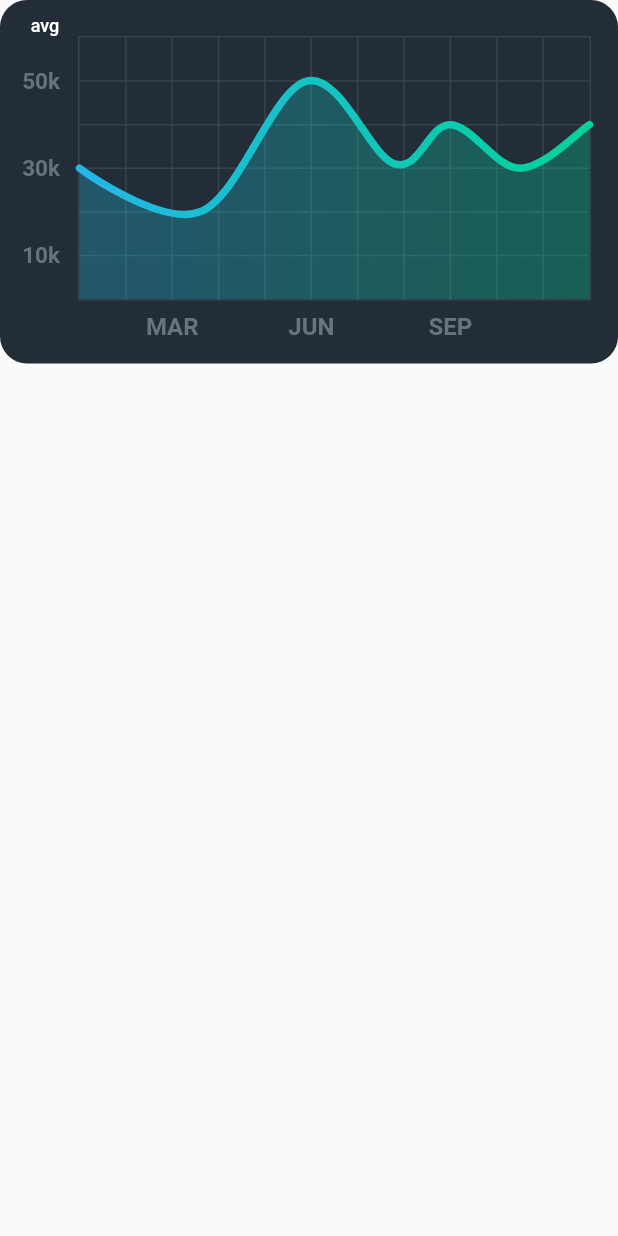
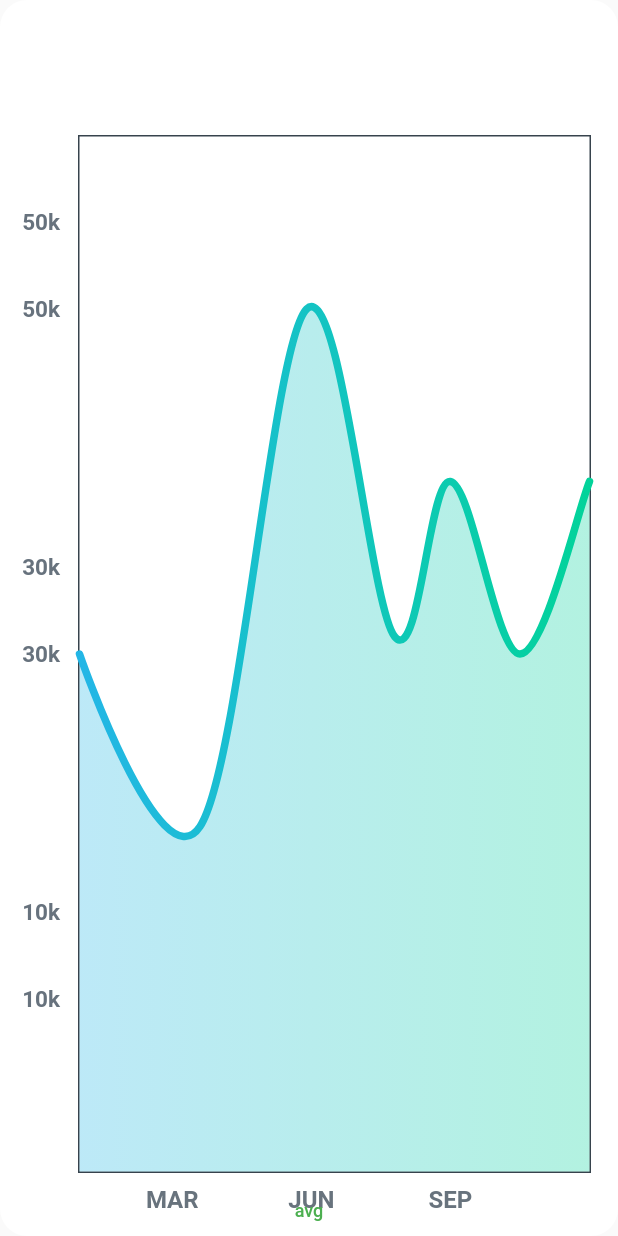
Before and after one commit to afullsnack/oreocrypt, a Flutter app: the CustomLineChart widget shown alone on an empty page, opened directly, on a phone screen of 412 x 824 dp. Run offline on Flutter 3.47's test engine with Material 2 defaults, Android fonts, the phone set to English and light mode, and no system bars; drawn by our look-alikes of fl_chart; our stand-ins replace cached_network_image, video_player; missing offline and left inert: crypto_font_icons.

Commit message:
Made some changes to the chart design

```diff
--- a/lib/components/linechart.dart
+++ b/lib/components/linechart.dart
@@ -21,21 +21,20 @@ class _CustomLineChartState extends State<CustomLineChart> {
   @override
   Widget build(BuildContext context) {
     return Stack(
+      alignment: AlignmentDirectional.bottomCenter,
       children: <Widget>[
-        AspectRatio(
-          aspectRatio: 1.70,
-          child: Container(
+        Container(
           decoration: const BoxDecoration(
             borderRadius: BorderRadius.all(
               Radius.circular(18),
             ),
-                color: Color(0xff232d37)),
+            color: Colors.white,
+          ),
           child: Padding(
             padding: const EdgeInsets.only(
-                  right: 18.0, left: 12.0, top: 24, bottom: 12),
+                right: 18.0, left: 12.0, top: 90, bottom: 12),
             child: LineChart(
               showAvg ? avgData() : mainData(),
-              ),
             ),
           ),
         ),
@@ -51,9 +50,7 @@ class _CustomLineChartState extends State<CustomLineChart> {
             child: Text(
               'avg',
               style: TextStyle(
-                  fontSize: 12,
-                  color:
-                      showAvg ? Colors.white.withOpacity(0.5) : Colors.white),
+                  fontSize: 12, color: showAvg ? Colors.red : Colors.green),
             ),
           ),
         ),
@@ -64,7 +61,7 @@ class _CustomLineChartState extends State<CustomLineChart> {
   LineChartData mainData() {
     return LineChartData(
       gridData: FlGridData(
-        show: true,
+        show: false,
         drawVerticalLine: true,
         getDrawingHorizontalLine: (value) {
           return FlLine(
--- a/lib/screens/onboarding.dart
+++ b/lib/screens/onboarding.dart
@@ -60,7 +60,7 @@ class Onboarding extends StatelessWidget {
             child: Center(
               child: TextButton(
                 onPressed: () {
-                  print('Go to stories screen');
+                  // print('Go to stories screen');
                   Navigator.of(context).pushReplacementNamed('home');
                 },
                 child: Text(
--- a/lib/screens/portfolio.dart
+++ b/lib/screens/portfolio.dart
@@ -88,13 +88,13 @@ class PortfolioScreen extends StatelessWidget {
                   return GestureDetector(
                     onTap: () async {
                       var data = await getPositionSize(key);
-                      print(data["position"]);
+                      // print(data["position"]);
                       Navigator.push(
                         context,
                         PageRouteBuilder(
                           transitionDuration: Duration(milliseconds: 100),
                           reverseTransitionDuration:
-                              Duration(milliseconds: 500),
+                              Duration(milliseconds: 600),
                           transitionsBuilder:
                               (context, animation, secAnimation, child) {
                             animation = CurvedAnimation(
```
Also changed, not shown: lib/screens/full_coinpill.dart (+20 -8 lines), 1 other file. Lines whose indentation alone changed are shown as unchanged.
